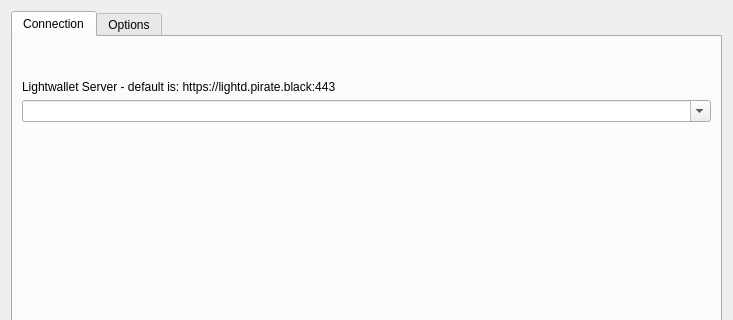
First picture: the form in src/settings.ui, repository PirateNetwork/PirateWallet-Lite, before the edit; both pictures show x 0 to 733 and y 0 to 320 of the 733 by 539 pixel window.
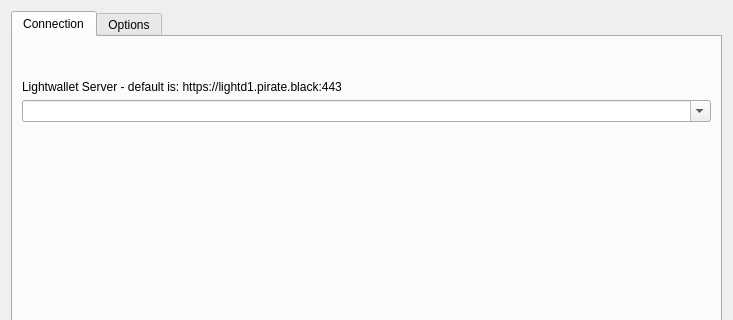
Second picture: the form after the edit. The open tabs and pages were chosen to show the change.

Commit message: update litewallet to use updated library and update servers

Patch:
```diff
--- a/src/settings.ui
+++ b/src/settings.ui
@@ -46,7 +46,7 @@
           </size>
          </property>
          <property name="text">
-          <string>Lightwallet Server - default is: https://lightd.pirate.black:443</string>
+          <string>Lightwallet Server - default is: https://lightd1.pirate.black:443</string>
          </property>
         </widget>
        </item>
```
The commit also changes 8 other files.
